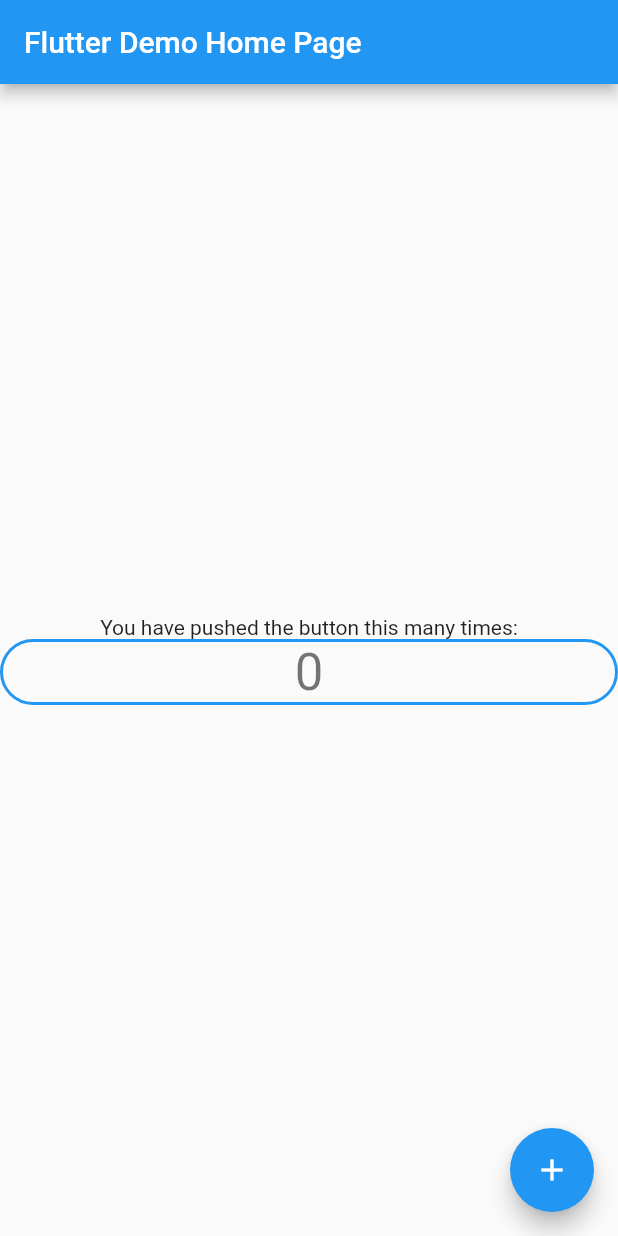
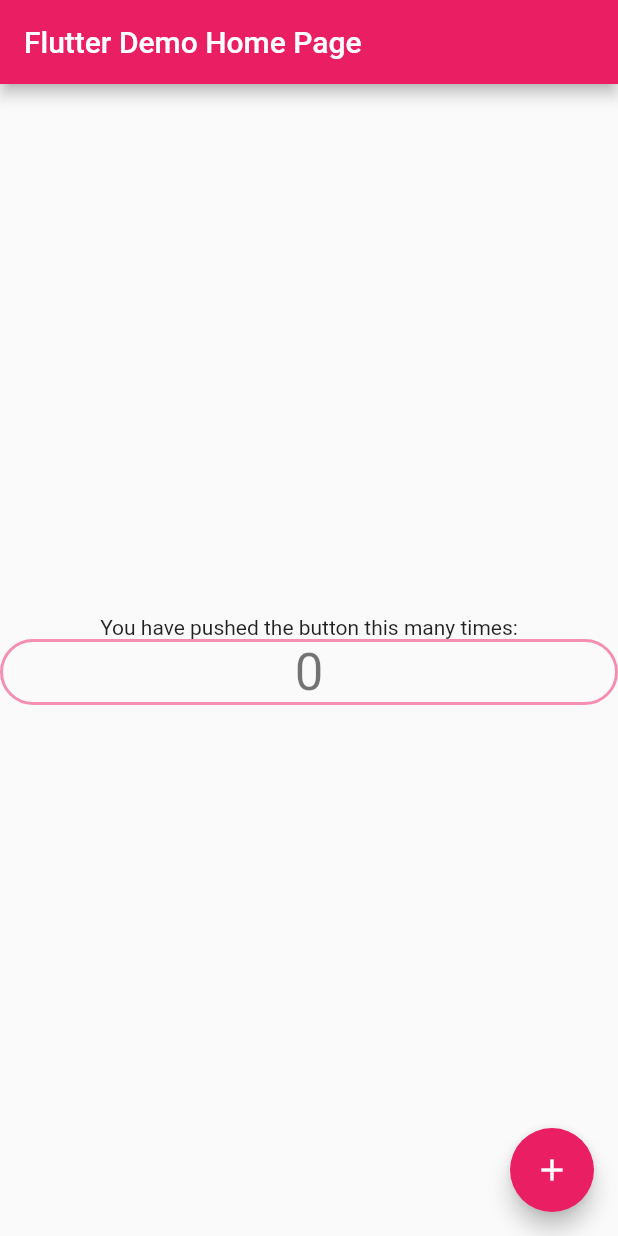
Before and after one commit to Mahnoor-we-over-i/boilerplate-flutter, a Flutter app: the screen it shows after launch, on a phone screen of 412 x 824 dp. Run offline on Flutter 3.47's test engine with Material 2 defaults, Android fonts, the phone set to English and light mode, and no system bars; our stand-ins replace bloc, equatable, flutter_bloc, package_info_plus; missing offline and left inert: responsive_kit.

Commit message:
colors to flavours, launch.json, version setup

```diff
--- a/lib/config/flavours.dart
+++ b/lib/config/flavours.dart
@@ -1,22 +1,24 @@
-/* import 'package:flutter/material.dart';
+import 'package:flutter/material.dart';
 import 'package:package_info_plus/package_info_plus.dart';
-import 'package:test_skeleton/utils/globals.dart';
+
+import 'global_variables.dart';
 
 Future<void> initFlavor(BuildContext context) async {
   await PackageInfo.fromPlatform().then(
     (PackageInfo packageInfo) {
       print(packageInfo.packageName);
       switch (packageInfo.packageName) {
-        case 'com.example.test_skeleton':s
-        // have colors to distinguish flavours
+        case 'com.example.boiler_plate.prod':
+          // have colors to distinguish flavours
           print('inside production');
+          GlobalVariables.appTheme = Colors.purple;
           break;
         default:
           print('inside debug');
+          GlobalVariables.appTheme = Colors.pink;
       }
       // assign urls and initialize graphQl
-      apiGraphqlURL = "backend.neo4j.bridgelinxpk.com/graphql";
+      // apiGraphqlURL = "backend.neo4j.bridgelinxpk.com/graphql";
     },
   );
 }
- */
--- /dev/null
+++ b/lib/config/global_variables.dart
@@ -0,0 +1,5 @@
+import 'package:flutter/material.dart';
+
+class GlobalVariables {
+  static MaterialColor appTheme = Colors.blue;
+}
--- a/lib/main.dart
+++ b/lib/main.dart
@@ -1,3 +1,5 @@
+import 'package:boiler_plate/config/flavours.dart';
+import 'package:boiler_plate/config/global_variables.dart';
 import 'package:boiler_plate/count/count_bloc.dart';
 import 'package:flutter/material.dart';
 import 'package:flutter_bloc/flutter_bloc.dart';
@@ -11,10 +13,43 @@ class MyApp extends StatelessWidget {
   const MyApp({super.key});
 
   // This widget is the root of your application.
+
   @override
   Widget build(BuildContext context) {
     //?? add comments here
-    return MultiBlocProvider(
+    initFlavor(context);
+    return FutureBuilder(
+      future: initFlavor(context),
+      builder: ((context, snapshot) {
+        return MultiBlocProvider(
+          providers: [
+            BlocProvider<CountBloc>(
+              create: (BuildContext context) =>
+                  CountBloc()..add(ChangeCountEvent(0)),
+              child: Container(),
+            )
+          ],
+          child: MaterialApp(
+            title: 'Flutter Demo',
+            debugShowCheckedModeBanner: false,
+            theme: ThemeData(
+              // This is the theme of your application.
+              //
+              // Try running your application with "flutter run". You'll see the
+              // application has a blue toolbar. Then, without quitting the app, try
+              // changing the primarySwatch below to Colors.green and then invoke
+              // "hot reload" (press "r" in the console where you ran "flutter run",
+              // or simply save your changes to "hot reload" in a Flutter IDE).
+              // Notice that the counter didn't reset back to zero; the application
+              // is not restarted.
+              primarySwatch: GlobalVariables.appTheme,
+            ),
+            home: const MyHomePage(title: 'Flutter Demo Home Page'),
+          ),
+        );
+        ;
+      }),
+    ); /*  MultiBlocProvider(
       providers: [
         BlocProvider<CountBloc>(
           create: (BuildContext context) =>
@@ -24,6 +59,7 @@ class MyApp extends StatelessWidget {
       ],
       child: MaterialApp(
         title: 'Flutter Demo',
+        debugShowCheckedModeBanner: false,
         theme: ThemeData(
           // This is the theme of your application.
           //
@@ -34,11 +70,11 @@ class MyApp extends StatelessWidget {
           // or simply save your changes to "hot reload" in a Flutter IDE).
           // Notice that the counter didn't reset back to zero; the application
           // is not restarted.
-          primarySwatch: Colors.blue,
+          primarySwatch: GlobalVariables.appTheme,
         ),
         home: const MyHomePage(title: 'Flutter Demo Home Page'),
       ),
-    );
+    ); */
   }
 }
 
@@ -128,7 +164,8 @@ class _MyHomePageState extends State<MyHomePage> {
                       borderRadius: BorderRadius.circular(
                         200,
                       ),
-                      border: Border.all(width: 2, color: Colors.blue)),
+                      border: Border.all(
+                          width: 2, color: Theme.of(context).backgroundColor)),
                   child: Text(
                     countState is IncreaseCountState
                         ? '${countState.count}'
--- a/pubspec.yaml
+++ b/pubspec.yaml
@@ -40,6 +40,7 @@ dependencies:
   bloc: ^8.1.2
   flutter_bloc: ^8.1.3
   responsive_kit: ^0.0.3
+  package_info_plus: ^4.1.0
 
 dev_dependencies:
   flutter_test:
```
Also changed, not shown: pubspec.lock, 8 other files.
